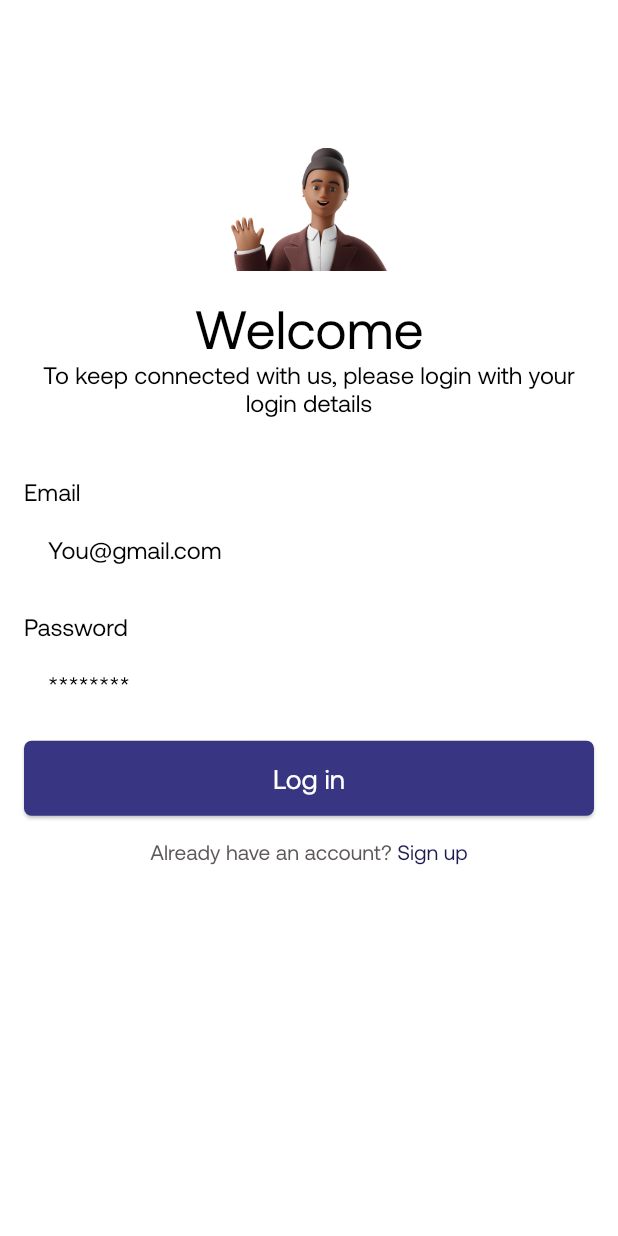
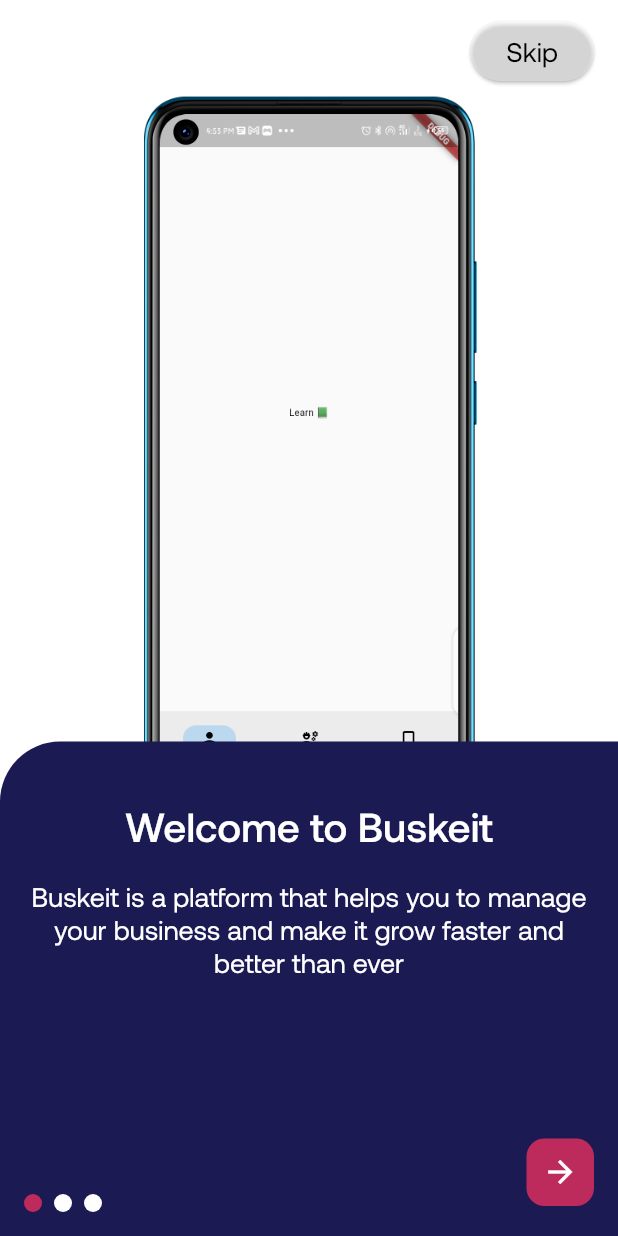
Before and after one commit to davidaodejobi/Buskeit, a Flutter app: the screen it shows after launch, on a phone screen of 412 x 824 dp. Run offline on Flutter 3.47's test engine with Material 2 defaults, Android fonts, the light colour scheme and no system bars; drawn by our look-alikes of smooth_page_indicator; our stand-ins replace dio, flutter_secure_storage, get_it, lottie, pin_code_fields.

Commit message:
feat: :sparkles: implemented onboarding screen

```diff
--- a/lib/main.dart
+++ b/lib/main.dart
@@ -1,10 +1,9 @@
 // ignore_for_file: public_member_api_docs, sort_constructors_first
-import 'package:buskeit/modules/dashboard/screens/dash_board.dart';
 import 'package:buskeit/modules/dashboard/view_model/dahboard_provider.dart';
+import 'package:buskeit/modules/onboarding/onboarding.dart';
 import 'package:flutter/material.dart';
 import 'package:provider/provider.dart';
 
-import 'package:buskeit/modules/auth_flow/screens/sign_in.dart';
 import 'package:buskeit/modules/auth_flow/view_model/signin_provider.dart';
 
 import 'constant/constant.dart';
@@ -50,7 +49,8 @@
         debugShowCheckedModeBanner: false,
         title: 'Buskeit',
         theme: AppTheme.light(),
-        home: isExpired ? const SignIn() : const DashBoard(),
+        // home: isExpired ? const SignIn() : const DashBoard(),
+        home: Onboarding(),
       ),
     );
   }
--- /dev/null
+++ b/lib/modules/onboarding/onboarding.dart
@@ -0,0 +1,239 @@
+// ignore_for_file: public_member_api_docs, sort_constructors_first
+import 'package:flutter/material.dart';
+import 'package:smooth_page_indicator/smooth_page_indicator.dart';
+
+import 'package:buskeit/constant/constant.dart';
+import 'package:buskeit/shared/margin.dart';
+
+class Onboarding extends StatelessWidget {
+  Onboarding({Key? key}) : super(key: key);
+  final pageController = PageController();
+
+  @override
+  Widget build(BuildContext context) {
+    final size = MediaQuery.of(context).size;
+    return Scaffold(
+      body: SafeArea(
+        child: Stack(
+          children: [
+            PageView(
+              controller: pageController,
+              children: [
+                OnboardingPage(
+                  size: size,
+                  imageUrl: 'assets/images/onbaord-image.png',
+                  title: 'Welcome to Buskeit',
+                  description:
+                      'Buskeit is a platform that helps you to manage your business and make it grow faster and better than ever',
+                  page: Page.one,
+                  pageController: pageController,
+                ),
+                OnboardingPage(
+                  size: size,
+                  imageUrl: 'assets/images/onbaord-image.png',
+                  title: 'Welcome to Buskeit',
+                  description:
+                      'Buskeit is a platform that helps you to manage your business and make it grow faster and better than ever',
+                  page: Page.two,
+                  pageController: pageController,
+                ),
+                OnboardingPage(
+                  size: size,
+                  imageUrl: 'assets/images/onbaord-image.png',
+                  title: 'Welcome to Buskeit',
+                  description:
+                      'Buskeit is a platform that helps you to manage your business and make it grow faster and better than ever',
+                  page: Page.three,
+                  pageController: pageController,
+                ),
+              ],
+            ),
+            Positioned(
+              bottom: 16,
+              left: 16,
+              child: SmoothPageIndicator(
+                controller: pageController,
+                count: 3,
+                effect: const JumpingDotEffect(
+                  jumpScale: 2.0,
+                  dotColor: Colors.white,
+                  activeDotColor: AppColor.accentColor,
+                  dotHeight: 12,
+                  dotWidth: 12,
+                  spacing: 8,
+                ),
+              ),
+            ),
+            Positioned(
+              top: 10,
+              right: 16,
+              child: ElevatedButton(
+                style: ElevatedButton.styleFrom(
+                  backgroundColor: Colors.white.withAlpha(100),
+                  shape: RoundedRectangleBorder(
+                    borderRadius: BorderRadius.circular(20),
+                  ),
+                ),
+                onPressed: () {},
+                child: Text(
+                  'Skip',
+                  style: Theme.of(context).textTheme.headline5!.copyWith(
+                        color: Colors.black,
+                      ),
+                ),
+              ),
+            ),
+          ],
+        ),
+      ),
+    );
+  }
+}
+
+enum Page { one, two, three }
+
+class OnboardingPage extends StatelessWidget {
+  const OnboardingPage({
+    Key? key,
+    required this.size,
+    required this.imageUrl,
+    required this.title,
+    required this.description,
+    required this.page,
+    required this.pageController,
+  }) : super(key: key);
+
+  final Size size;
+  final String imageUrl;
+  final String title;
+  final String description;
+  final Page page;
+  final PageController pageController;
+
+  @override
+  Widget build(BuildContext context) {
+    return Column(
+      children: [
+        Stack(
+          children: [
+            SizedBox(
+              height: size.height * 0.6,
+              width: size.width,
+            ),
+            Positioned(
+              bottom: -50,
+              child: Container(
+                height: size.height * 0.6,
+                width: size.width,
+                decoration: BoxDecoration(
+                  image: DecorationImage(
+                    image: AssetImage(imageUrl),
+                    // fit: BoxFit.cover,
+                  ),
+                ),
+              ),
+            ),
+          ],
+        ),
+        Expanded(
+          child: Container(
+            decoration: BoxDecoration(
+              color: AppColor.primaryColor,
+              borderRadius: BorderRadius.only(
+                topLeft: Radius.circular(page == Page.one ? 40 : 0),
+                topRight: Radius.circular(page == Page.three ? 40 : 0),
+              ),
+            ),
+            // height: double.infinity,
+            width: size.width,
+            child: Padding(
+              padding: const EdgeInsets.only(
+                top: 40,
+                left: 16,
+                right: 16,
+                bottom: 20,
+              ),
+              child: Stack(
+                children: [
+                  Column(
+                    mainAxisAlignment: MainAxisAlignment.spaceBetween,
+                    children: [
+                      Column(
+                        children: [
+                          Text(
+                            title,
+                            style:
+                                Theme.of(context).textTheme.headline3!.copyWith(
+                                      color: Colors.white,
+                                    ),
+                          ),
+                          const YMargin(20),
+                          Text(
+                            description,
+                            textAlign: TextAlign.center,
+                            style:
+                                Theme.of(context).textTheme.headline5!.copyWith(
+                                      color: Colors.white,
+                                    ),
+                          ),
+                        ],
+                      ),
+                    ],
+                  ),
+                  Positioned(
+                    right: 0,
+                    bottom: 0,
+                    child: InkWell(
+                      borderRadius: BorderRadius.circular(12),
+                      onTap: () {
+                        pageController.animateToPage(
+                          2,
+                          duration: const Duration(milliseconds: 1000),
+                          curve: Curves.easeIn,
+                        );
+                      },
+                      child: page == Page.three
+                          ? Container(
+                              padding: const EdgeInsets.symmetric(
+                                horizontal: 10,
+                              ),
+                              height: 45,
+                              decoration: BoxDecoration(
+                                color: AppColor.accentColor,
+                                borderRadius: BorderRadius.circular(12),
+                              ),
+                              child: Center(
+                                child: Text(
+                                  'Get Started',
+                                  style: Theme.of(context)
+                                      .textTheme
+                                      .headline5!
+                                      .copyWith(
+                                        color: Colors.white,
+                                      ),
+                                ),
+                              ),
+                            )
+                          : Container(
+                              height: 45,
+                              width: 45,
+                              decoration: BoxDecoration(
+                                color: AppColor.accentColor,
+                                borderRadius: BorderRadius.circular(12),
+                              ),
+                              child: const Icon(
+                                Icons.arrow_forward,
+                                color: Colors.white,
+                              ),
+                            ),
+                    ),
+                  )
+                ],
+              ),
+            ),
+          ),
+        ),
+      ],
+    );
+  }
+}
--- a/pubspec.yaml
+++ b/pubspec.yaml
@@ -21,6 +21,7 @@
   lottie: ^2.0.0
   pin_code_fields: ^7.4.0
   provider: ^6.0.4
+  smooth_page_indicator: ^1.0.0+2
 
 dev_dependencies:
   flutter_lints: ^2.0.0
```
Also changed, not shown: assets/images/onbaord-image.png (added), lib/modules/onboarding/view_models/onboarding_provider.dart (added), pubspec.lock, 1 other file.
